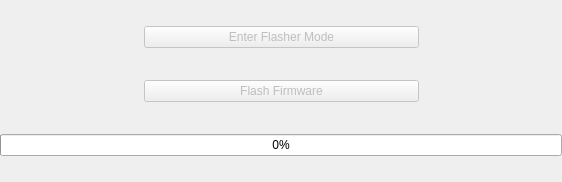
Qt form src/widgets/adv-settings/flasher.ui (invictuscockpits/HOTASConfigurator) before a commit.
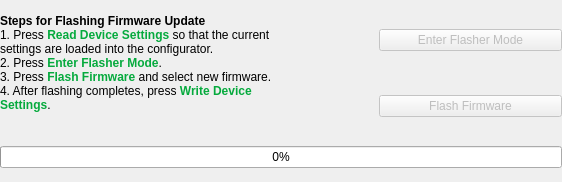
The same form after that commit.

What changed in the file:
```diff
--- a/src/widgets/adv-settings/flasher.ui
+++ b/src/widgets/adv-settings/flasher.ui
@@ -13,7 +13,7 @@
   <property name="windowTitle">
    <string>Form</string>
   </property>
-  <layout class="QGridLayout" name="gridLayout" columnstretch="1,2,1">
+  <layout class="QGridLayout" name="gridLayout" columnstretch="3,1,2">
    <property name="leftMargin">
     <number>0</number>
    </property>
@@ -26,20 +26,39 @@
    <property name="bottomMargin">
     <number>0</number>
    </property>
-   <item row="0" column="0">
-    <spacer name="horizontalSpacer_2">
-     <property name="orientation">
-      <enum>Qt::Horizontal</enum>
+   <item row="0" column="0" rowspan="2">
+    <widget class="QLabel" name="label_FlashingSteps">
+     <property name="textFormat">
+      <enum>Qt::RichText</enum>
      </property>
-     <property name="sizeHint" stdset="0">
-      <size>
-       <width>135</width>
-       <height>20</height>
-      </size>
+     <property name="text">
+      <string>&lt;b&gt;Steps for Flashing Firmware Update&lt;/b&gt;&lt;br&gt;1. Press &lt;span style=&quot;color:#05AA3D;&quot;&gt;&lt;b&gt;Read Device Settings&lt;/b&gt;&lt;/span&gt; so that the current settings are loaded into the configurator.&lt;br&gt;2. Press &lt;span style=&quot;color:#05AA3D;&quot;&gt;&lt;b&gt;Enter Flasher Mode&lt;/b&gt;&lt;/span&gt;.&lt;br&gt;3. Press &lt;span style=&quot;color:#05AA3D;&quot;&gt;&lt;b&gt;Flash Firmware&lt;/b&gt;&lt;/span&gt; and select new firmware.&lt;br&gt;4. After flashing completes, press &lt;span style=&quot;color:#05AA3D;&quot;&gt;&lt;b&gt;Write Device Settings&lt;/b&gt;&lt;/span&gt;.</string>
      </property>
-    </spacer>
+     <property name="wordWrap">
+      <bool>true</bool>
+     </property>
+     <property name="alignment">
+      <set>Qt::AlignLeading|Qt::AlignLeft|Qt::AlignTop</set>
+     </property>
+     <property name="margin">
+      <number>6</number>
+     </property>
+    </widget>
    </item>
    <item row="0" column="1">
+    <spacer name="horizontalSpacer_TextButtons">
+     <property name="orientation">
+      <enum>Qt::Horizontal</enum>
+     </property>
+     <property name="sizeHint" stdset="0">
+      <size>
+       <width>24</width>
+       <height>20</height>
+      </size>
+     </property>
+    </spacer>
+   </item>
+   <item row="0" column="2">
     <widget class="QPushButton" name="pushButton_FlasherMode">
      <property name="enabled">
       <bool>false</bool>
@@ -55,20 +74,7 @@
      </property>
     </widget>
    </item>
-   <item row="0" column="2">
-    <spacer name="horizontalSpacer_5">
-     <property name="orientation">
-      <enum>Qt::Horizontal</enum>
-     </property>
-     <property name="sizeHint" stdset="0">
-      <size>
-       <width>134</width>
-       <height>20</height>
-      </size>
-     </property>
-    </spacer>
-   </item>
-   <item row="1" column="1">
+   <item row="1" column="2">
     <widget class="QPushButton" name="pushButton_FlashFirmware">
      <property name="enabled">
       <bool>false</bool>
```
